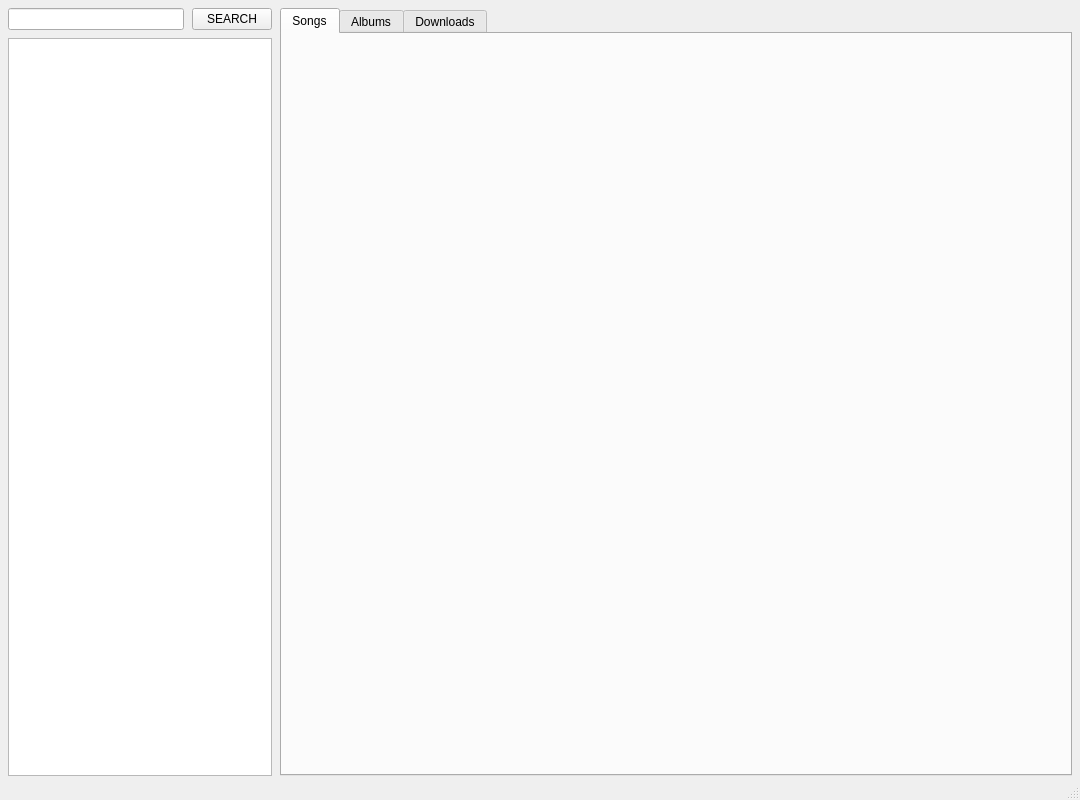
MAX-EINSTEIN/max-music, file resources/mainwindow.ui: the form before one commit.
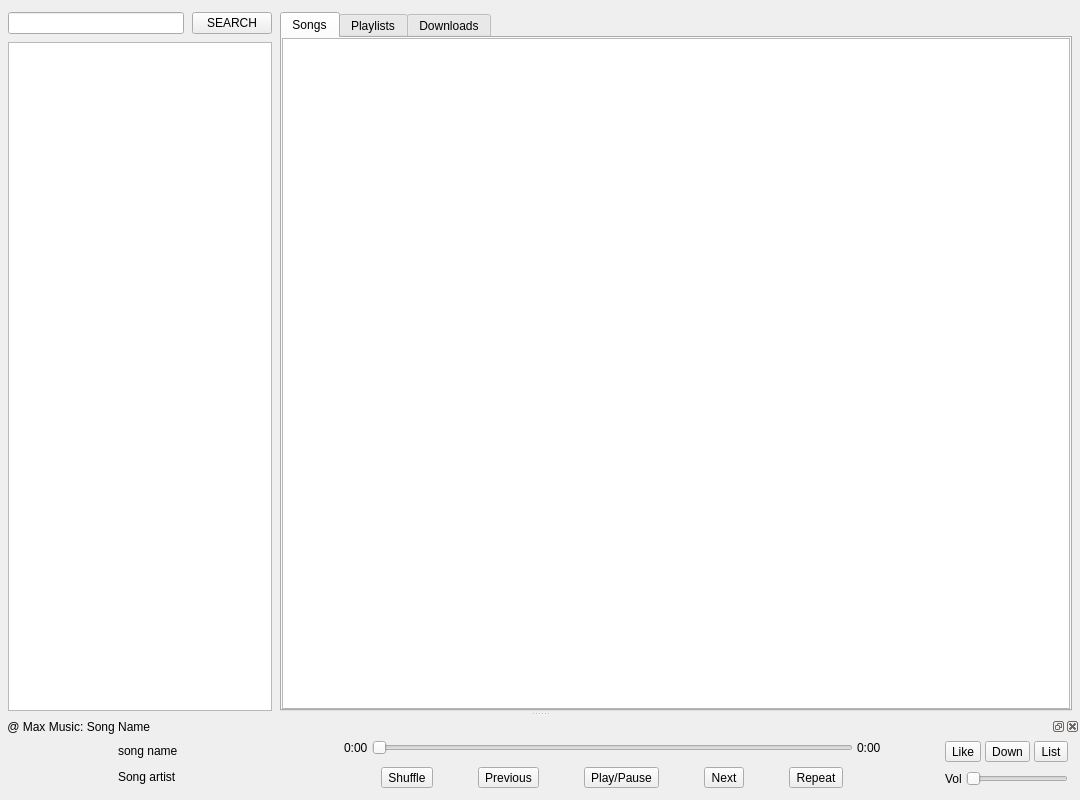
The form after the commit. Icons and pictures are not drawn.

Commit message: Added more UI elements and applied qss styles

```diff
--- a/resources/mainwindow.ui
+++ b/resources/mainwindow.ui
@@ -24,21 +24,23 @@
     <normaloff>app-icon.png</normaloff>app-icon.png</iconset>
   </property>
   <widget class="QWidget" name="centralwidget">
-   <layout class="QHBoxLayout" name="horizontalLayout_2" stretch="1,3">
-    <property name="spacing">
-     <number>8</number>
-    </property>
+   <layout class="QVBoxLayout" name="verticalLayout_6">
     <property name="leftMargin">
      <number>8</number>
     </property>
     <property name="topMargin">
-     <number>8</number>
+     <number>12</number>
     </property>
     <property name="rightMargin">
      <number>8</number>
     </property>
     <property name="bottomMargin">
-     <number>2</number>
+     <number>0</number>
+    </property>
+    <item>
+     <layout class="QHBoxLayout" name="horizontalLayout_3" stretch="1,3">
+      <property name="spacing">
+       <number>8</number>
     </property>
     <item>
      <layout class="QVBoxLayout" name="verticalLayout" stretch="0,0">
@@ -101,14 +103,54 @@
        <attribute name="title">
         <string>Songs</string>
        </attribute>
-      </widget>
-      <widget class="QWidget" name="tab_albums">
+         <layout class="QVBoxLayout" name="verticalLayout_2">
+          <property name="spacing">
+           <number>0</number>
+          </property>
+          <property name="leftMargin">
+           <number>0</number>
+          </property>
+          <property name="topMargin">
+           <number>0</number>
+          </property>
+          <property name="rightMargin">
+           <number>0</number>
+          </property>
+          <property name="bottomMargin">
+           <number>0</number>
+          </property>
+          <item>
+           <widget class="QTableView" name="tableView"/>
+          </item>
+         </layout>
+        </widget>
+        <widget class="QWidget" name="tab_playlists">
        <property name="statusTip">
         <string>Albums</string>
        </property>
        <attribute name="title">
-        <string>Albums</string>
-       </attribute>
+          <string>Playlists</string>
+         </attribute>
+         <layout class="QVBoxLayout" name="verticalLayout_4">
+          <property name="spacing">
+           <number>0</number>
+          </property>
+          <property name="leftMargin">
+           <number>0</number>
+          </property>
+          <property name="topMargin">
+           <number>0</number>
+          </property>
+          <property name="rightMargin">
+           <number>0</number>
+          </property>
+          <property name="bottomMargin">
+           <number>0</number>
+          </property>
+          <item>
+           <widget class="QListWidget" name="listWidget"/>
+          </item>
+         </layout>
       </widget>
       <widget class="QWidget" name="tab_downloads">
        <property name="statusTip">
@@ -124,8 +166,213 @@
      </widget>
     </item>
    </layout>
+    </item>
+   </layout>
   </widget>
-  <widget class="QStatusBar" name="statusbar"/>
+  <widget class="QDockWidget" name="music_player_widget">
+   <property name="floating">
+    <bool>false</bool>
+   </property>
+   <property name="features">
+    <set>QDockWidget::AllDockWidgetFeatures</set>
+   </property>
+   <property name="allowedAreas">
+    <set>Qt::BottomDockWidgetArea</set>
+   </property>
+   <property name="windowTitle">
+    <string> @ Max Music: Song Name</string>
+   </property>
+   <attribute name="dockWidgetArea">
+    <number>8</number>
+   </attribute>
+   <widget class="QWidget" name="dockWidgetContents_2">
+    <layout class="QHBoxLayout" name="horizontalLayout_2" stretch="4,8,1">
+     <property name="spacing">
+      <number>64</number>
+     </property>
+     <property name="leftMargin">
+      <number>12</number>
+     </property>
+     <property name="topMargin">
+      <number>4</number>
+     </property>
+     <property name="rightMargin">
+      <number>12</number>
+     </property>
+     <property name="bottomMargin">
+      <number>12</number>
+     </property>
+     <item>
+      <layout class="QHBoxLayout" name="song_info_hl" stretch="3,5">
+       <property name="spacing">
+        <number>8</number>
+       </property>
+       <item>
+        <widget class="QLabel" name="song_icon_label">
+         <property name="text">
+          <string/>
+         </property>
+        </widget>
+       </item>
+       <item>
+        <layout class="QVBoxLayout" name="verticalLayout_5">
+         <property name="spacing">
+          <number>4</number>
+         </property>
+         <item>
+          <widget class="QLabel" name="song_name_label">
+           <property name="text">
+            <string>song name</string>
+           </property>
+          </widget>
+         </item>
+         <item>
+          <widget class="QLabel" name="song_artist_label">
+           <property name="text">
+            <string>Song artist</string>
+           </property>
+          </widget>
+         </item>
+        </layout>
+       </item>
+      </layout>
+     </item>
+     <item>
+      <layout class="QVBoxLayout" name="all_controls_vl">
+       <property name="spacing">
+        <number>12</number>
+       </property>
+       <item>
+        <layout class="QHBoxLayout" name="song_progress_hl" stretch="0,0,0">
+         <property name="spacing">
+          <number>4</number>
+         </property>
+         <item>
+          <widget class="QLabel" name="current_time_label">
+           <property name="text">
+            <string>0:00</string>
+           </property>
+          </widget>
+         </item>
+         <item>
+          <widget class="QSlider" name="progress_bar_slider">
+           <property name="orientation">
+            <enum>Qt::Horizontal</enum>
+           </property>
+          </widget>
+         </item>
+         <item>
+          <widget class="QLabel" name="end_time_label">
+           <property name="text">
+            <string>0:00</string>
+           </property>
+          </widget>
+         </item>
+        </layout>
+       </item>
+       <item>
+        <layout class="QHBoxLayout" name="control_btns_hl">
+         <property name="spacing">
+          <number>8</number>
+         </property>
+         <item>
+          <widget class="QToolButton" name="shuffle_btn">
+           <property name="text">
+            <string>Shuffle</string>
+           </property>
+          </widget>
+         </item>
+         <item>
+          <widget class="QToolButton" name="toolButton_2">
+           <property name="text">
+            <string>Previous</string>
+           </property>
+          </widget>
+         </item>
+         <item>
+          <widget class="QToolButton" name="play_pause_btn">
+           <property name="text">
+            <string>Play/Pause</string>
+           </property>
+          </widget>
+         </item>
+         <item>
+          <widget class="QToolButton" name="next_btn">
+           <property name="text">
+            <string>Next</string>
+           </property>
+          </widget>
+         </item>
+         <item>
+          <widget class="QToolButton" name="repeat_btn">
+           <property name="text">
+            <string>Repeat</string>
+           </property>
+          </widget>
+         </item>
+        </layout>
+       </item>
+      </layout>
+     </item>
+     <item>
+      <layout class="QVBoxLayout" name="all_options_vl">
+       <property name="spacing">
+        <number>8</number>
+       </property>
+       <item>
+        <layout class="QHBoxLayout" name="options_hl">
+         <property name="spacing">
+          <number>4</number>
+         </property>
+         <item>
+          <widget class="QToolButton" name="like_btn">
+           <property name="text">
+            <string>Like</string>
+           </property>
+          </widget>
+         </item>
+         <item>
+          <widget class="QToolButton" name="download_btn">
+           <property name="text">
+            <string>Down</string>
+           </property>
+          </widget>
+         </item>
+         <item>
+          <widget class="QToolButton" name="playlist_btn">
+           <property name="text">
+            <string>List</string>
+           </property>
+          </widget>
+         </item>
+        </layout>
+       </item>
+       <item>
+        <layout class="QHBoxLayout" name="volume_hl">
+         <property name="spacing">
+          <number>4</number>
+         </property>
+         <item>
+          <widget class="QLabel" name="vol_icon_label">
+           <property name="text">
+            <string>Vol</string>
+           </property>
+          </widget>
+         </item>
+         <item>
+          <widget class="QSlider" name="horizontalSlider">
+           <property name="orientation">
+            <enum>Qt::Horizontal</enum>
+           </property>
+          </widget>
+         </item>
+        </layout>
+       </item>
+      </layout>
+     </item>
+    </layout>
+   </widget>
+  </widget>
  </widget>
  <resources/>
  <connections/>
```
Left out of the diff: 24 changed lines with no effect on the pictures. Lines whose indentation alone changed are shown as unchanged. The commit also changes 5 other files.
